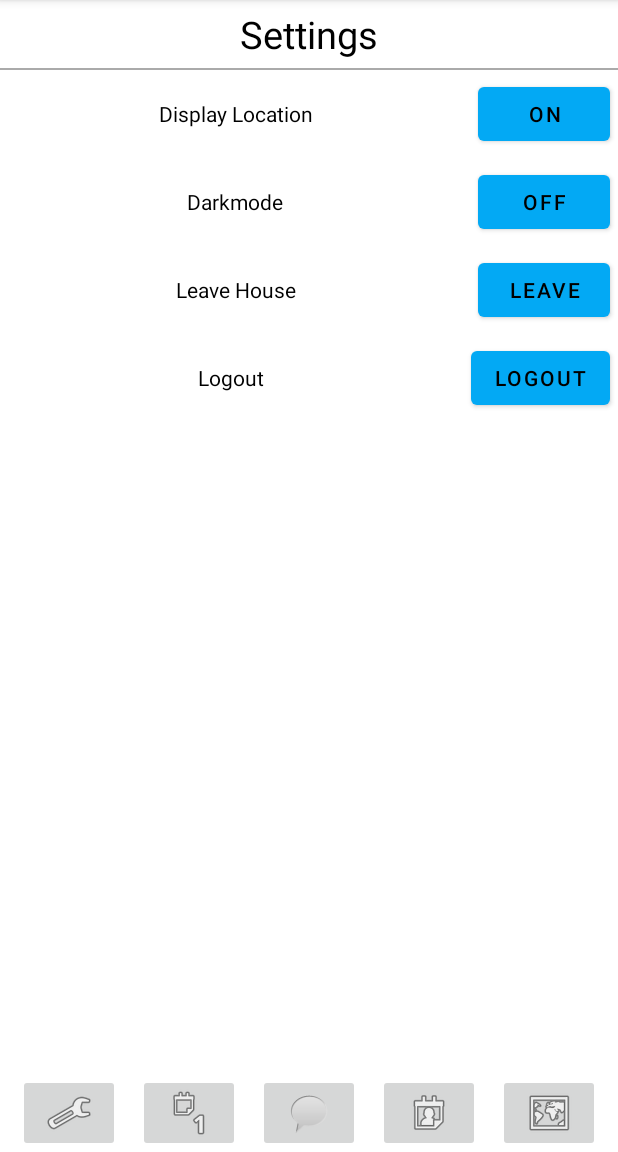
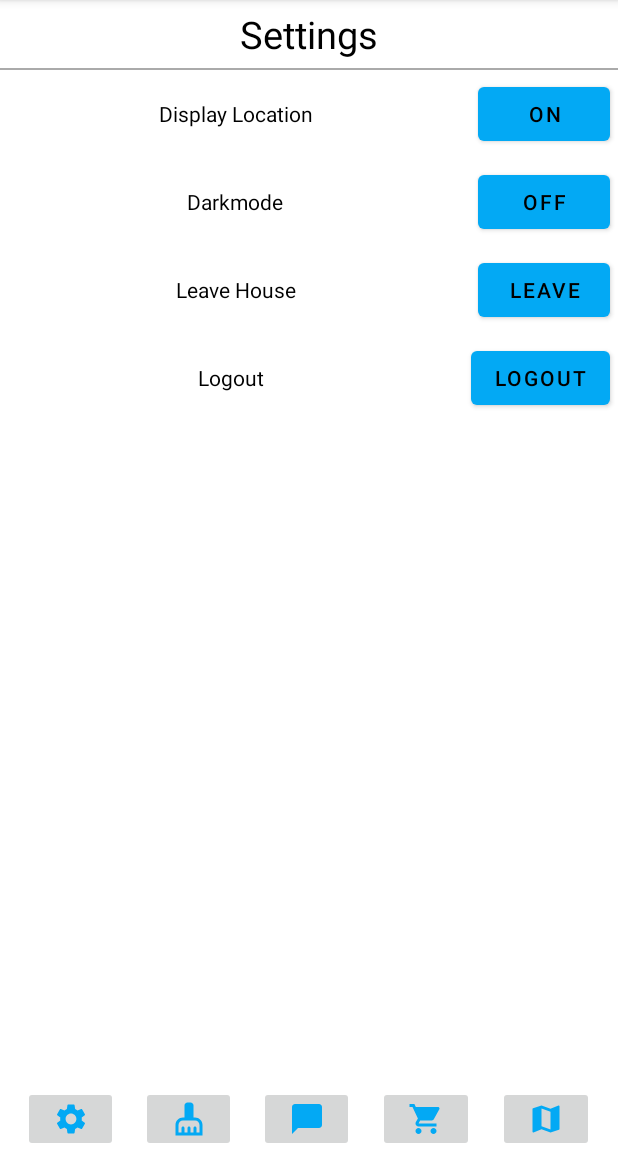
Before and after one commit to tbostanche/RoomMateys, an Android app: the ChoreActivity screen opened directly, with no data from a screen before it, after a tap on "Go to Settings", on a phone screen of 412 x 824 dp, the part 84-1236 px from its top. Run offline under Robolectric (Android 15) with nearby library versions, the phone set to English and light mode, and no system bars; our stand-ins replace Firebase (no records; nobody signed in at launch, a user with empty details on screens opened directly).

Commit message:
icons changed for in-app navigation

```diff
--- /dev/null
+++ b/app/src/main/res/drawable/ic_baseline_chat_bubble_24.xml
@@ -0,0 +1,5 @@
+<vector android:height="24dp" android:tint="#03A9F4"
+    android:viewportHeight="24" android:viewportWidth="24"
+    android:width="24dp" xmlns:android="http://schemas.android.com/apk/res/android">
+    <path android:fillColor="@android:color/white" android:pathData="M20,2H4c-1.1,0 -2,0.9 -2,2v18l4,-4h14c1.1,0 2,-0.9 2,-2V4c0,-1.1 -0.9,-2 -2,-2z"/>
+</vector>
--- /dev/null
+++ b/app/src/main/res/drawable/ic_baseline_cleaning_services_24.xml
@@ -0,0 +1,5 @@
+<vector android:height="24dp" android:tint="#03A9F4"
+    android:viewportHeight="24" android:viewportWidth="24"
+    android:width="24dp" xmlns:android="http://schemas.android.com/apk/res/android">
+    <path android:fillColor="@android:color/white" android:pathData="M16,11h-1V3c0,-1.1 -0.9,-2 -2,-2h-2C9.9,1 9,1.9 9,3v8H8c-2.76,0 -5,2.24 -5,5v7h18v-7C21,13.24 18.76,11 16,11zM19,21h-2v-3c0,-0.55 -0.45,-1 -1,-1s-1,0.45 -1,1v3h-2v-3c0,-0.55 -0.45,-1 -1,-1s-1,0.45 -1,1v3H9v-3c0,-0.55 -0.45,-1 -1,-1s-1,0.45 -1,1v3H5v-5c0,-1.65 1.35,-3 3,-3h8c1.65,0 3,1.35 3,3V21z"/>
+</vector>
--- /dev/null
+++ b/app/src/main/res/drawable/ic_baseline_map_24.xml
@@ -0,0 +1,5 @@
+<vector android:height="24dp" android:tint="#03A9F4"
+    android:viewportHeight="24" android:viewportWidth="24"
+    android:width="24dp" xmlns:android="http://schemas.android.com/apk/res/android">
+    <path android:fillColor="@android:color/white" android:pathData="M20.5,3l-0.16,0.03L15,5.1 9,3 3.36,4.9c-0.21,0.07 -0.36,0.25 -0.36,0.48V20.5c0,0.28 0.22,0.5 0.5,0.5l0.16,-0.03L9,18.9l6,2.1 5.64,-1.9c0.21,-0.07 0.36,-0.25 0.36,-0.48V3.5c0,-0.28 -0.22,-0.5 -0.5,-0.5zM15,19l-6,-2.11V5l6,2.11V19z"/>
+</vector>
--- /dev/null
+++ b/app/src/main/res/drawable/ic_baseline_settings_24.xml
@@ -0,0 +1,5 @@
+<vector android:height="24dp" android:tint="#03A9F4"
+    android:viewportHeight="24" android:viewportWidth="24"
+    android:width="24dp" xmlns:android="http://schemas.android.com/apk/res/android">
+    <path android:fillColor="@android:color/white" android:pathData="M19.14,12.94c0.04,-0.3 0.06,-0.61 0.06,-0.94c0,-0.32 -0.02,-0.64 -0.07,-0.94l2.03,-1.58c0.18,-0.14 0.23,-0.41 0.12,-0.61l-1.92,-3.32c-0.12,-0.22 -0.37,-0.29 -0.59,-0.22l-2.39,0.96c-0.5,-0.38 -1.03,-0.7 -1.62,-0.94L14.4,2.81c-0.04,-0.24 -0.24,-0.41 -0.48,-0.41h-3.84c-0.24,0 -0.43,0.17 -0.47,0.41L9.25,5.35C8.66,5.59 8.12,5.92 7.63,6.29L5.24,5.33c-0.22,-0.08 -0.47,0 -0.59,0.22L2.74,8.87C2.62,9.08 2.66,9.34 2.86,9.48l2.03,1.58C4.84,11.36 4.8,11.69 4.8,12s0.02,0.64 0.07,0.94l-2.03,1.58c-0.18,0.14 -0.23,0.41 -0.12,0.61l1.92,3.32c0.12,0.22 0.37,0.29 0.59,0.22l2.39,-0.96c0.5,0.38 1.03,0.7 1.62,0.94l0.36,2.54c0.05,0.24 0.24,0.41 0.48,0.41h3.84c0.24,0 0.44,-0.17 0.47,-0.41l0.36,-2.54c0.59,-0.24 1.13,-0.56 1.62,-0.94l2.39,0.96c0.22,0.08 0.47,0 0.59,-0.22l1.92,-3.32c0.12,-0.22 0.07,-0.47 -0.12,-0.61L19.14,12.94zM12,15.6c-1.98,0 -3.6,-1.62 -3.6,-3.6s1.62,-3.6 3.6,-3.6s3.6,1.62 3.6,3.6S13.98,15.6 12,15.6z"/>
+</vector>
--- /dev/null
+++ b/app/src/main/res/drawable/ic_baseline_shopping_cart_24.xml
@@ -0,0 +1,5 @@
+<vector android:height="24dp" android:tint="#03A9F4"
+    android:viewportHeight="24" android:viewportWidth="24"
+    android:width="24dp" xmlns:android="http://schemas.android.com/apk/res/android">
+    <path android:fillColor="@android:color/white" android:pathData="M7,18c-1.1,0 -1.99,0.9 -1.99,2S5.9,22 7,22s2,-0.9 2,-2 -0.9,-2 -2,-2zM1,2v2h2l3.6,7.59 -1.35,2.45c-0.16,0.28 -0.25,0.61 -0.25,0.96 0,1.1 0.9,2 2,2h12v-2L7.42,15c-0.14,0 -0.25,-0.11 -0.25,-0.25l0.03,-0.12 0.9,-1.63h7.45c0.75,0 1.41,-0.41 1.75,-1.03l3.58,-6.49c0.08,-0.14 0.12,-0.31 0.12,-0.48 0,-0.55 -0.45,-1 -1,-1L5.21,4l-0.94,-2L1,2zM17,18c-1.1,0 -1.99,0.9 -1.99,2s0.89,2 1.99,2 2,-0.9 2,-2 -0.9,-2 -2,-2z"/>
+</vector>
--- a/app/src/main/res/layout/activity_settings.xml
+++ b/app/src/main/res/layout/activity_settings.xml
@@ -155,7 +155,7 @@
             android:layout_height="wrap_content"
             android:layout_weight="1"
             android:contentDescription="Go to Settings"
-            app:srcCompat="@android:drawable/ic_menu_preferences" />
+            app:srcCompat="@drawable/ic_baseline_settings_24" />
 
         <Space
             android:layout_width="wrap_content"
@@ -169,7 +169,7 @@
             android:layout_weight="1"
             android:contentDescription="Go to Chores"
             android:onClick="choreOnClick"
-            app:srcCompat="@android:drawable/ic_menu_day" />
+            app:srcCompat="@drawable/ic_baseline_cleaning_services_24" />
 
         <Space
             android:layout_width="wrap_content"
@@ -183,7 +183,7 @@
             android:layout_weight="1"
             android:contentDescription="Go to Messages"
             android:onClick="messageOnClick"
-            app:srcCompat="@android:drawable/sym_action_chat" />
+            app:srcCompat="@drawable/ic_baseline_chat_bubble_24" />
 
         <Space
             android:layout_width="wrap_content"
@@ -197,7 +197,7 @@
             android:layout_weight="1"
             android:contentDescription="Go to Shopping List"
             android:onClick="shoppingOnClick"
-            app:srcCompat="@android:drawable/ic_menu_my_calendar" />
+            app:srcCompat="@drawable/ic_baseline_shopping_cart_24" />
 
         <Space
             android:layout_width="wrap_content"
@@ -211,7 +211,7 @@
             android:layout_weight="1"
             android:contentDescription="Go to Map"
             android:onClick="mapOnClick"
-            app:srcCompat="@android:drawable/ic_menu_mapmode" />
+            app:srcCompat="@drawable/ic_baseline_map_24" />
 
         <Space
             android:layout_width="wrap_content"
```
Also changed, not shown: app/src/main/res/layout/activity_chore.xml (+5 -5 lines), app/src/main/res/layout/activity_map.xml (+5 -5 lines), app/src/main/res/layout/activity_message.xml (+5 -5 lines), app/src/main/res/layout/activity_shopping.xml (+5 -5 lines).
